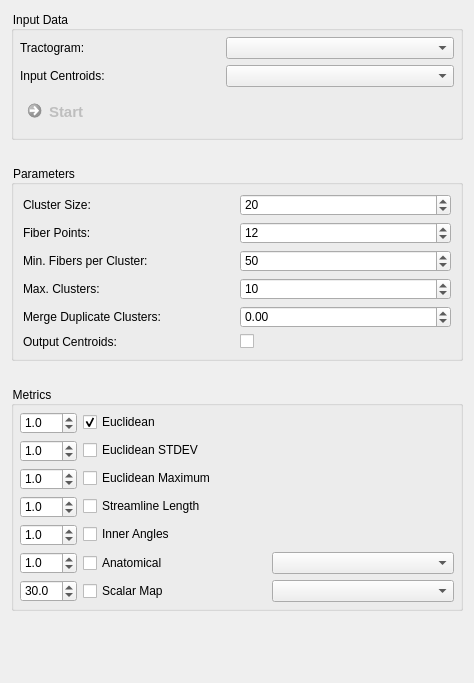
MITK/MITK, file Plugins/org.mitk.gui.qt.diffusionimaging.fiberprocessing/src/internal/QmitkFiberClusteringViewControls.ui: the form before one commit.
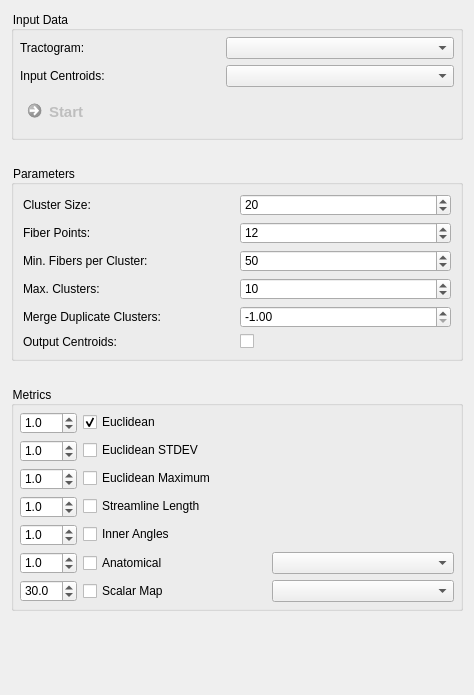
The form after the commit. Custom widgets are drawn as their Qt base class.

```diff
--- a/Plugins/org.mitk.gui.qt.diffusionimaging.fiberprocessing/src/internal/QmitkFiberClusteringViewControls.ui
+++ b/Plugins/org.mitk.gui.qt.diffusionimaging.fiberprocessing/src/internal/QmitkFiberClusteringViewControls.ui
@@ -7,7 +7,7 @@
     <x>0</x>
     <y>0</y>
     <width>474</width>
-    <height>683</height>
+    <height>695</height>
    </rect>
   </property>
   <property name="windowTitle">
@@ -438,7 +438,7 @@
          <double>99999.000000000000000</double>
         </property>
         <property name="value">
-         <double>0.000000000000000</double>
+         <double>-1.000000000000000</double>
         </property>
        </widget>
       </item>
```
Left out of the diff: 12 changed lines with no effect on the pictures.
